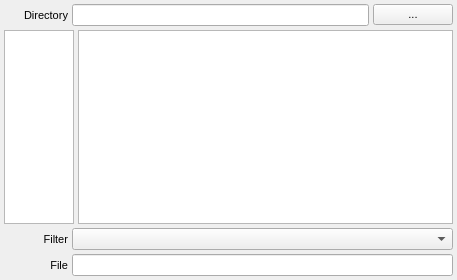
Before: the Qt Designer form src/gui/fileselectorwidget.ui in trisyoungs/aten, drawn with Qt 5.
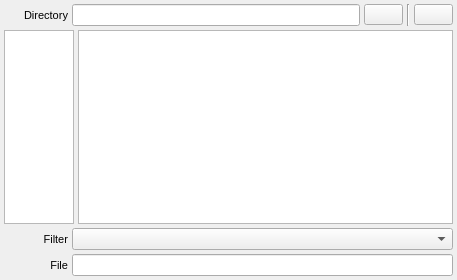
After: the same form once the commit is applied. Icons and pictures are not drawn.

Commit message: Fixed - Default index for zmap combo was not 'Auto'. Reorganised FilePliginInterface a little, making some members public (from protected). Updated xyz plugin common functions, passing parent interface to read routine so that its createAtom() function could be used. Updated FileSelectorWidget, updating widget when location text is changed, and adding cdUp and createDir buttons.

```diff
--- a/src/gui/fileselectorwidget.ui
+++ b/src/gui/fileselectorwidget.ui
@@ -62,18 +62,53 @@
       </widget>
      </item>
      <item>
-      <widget class="QLineEdit" name="DirectoryEdit"/>
-     </item>
-     <item>
-      <widget class="QPushButton" name="DirectoryBrowseButton">
+      <widget class="QLineEdit" name="DirectoryEdit">
        <property name="sizePolicy">
-        <sizepolicy hsizetype="Minimum" vsizetype="Fixed">
+        <sizepolicy hsizetype="Expanding" vsizetype="Fixed">
          <horstretch>0</horstretch>
          <verstretch>0</verstretch>
         </sizepolicy>
        </property>
+      </widget>
+     </item>
+     <item>
+      <widget class="QPushButton" name="DirectoryUpButton">
        <property name="text">
-        <string>...</string>
+        <string/>
+       </property>
+       <property name="icon">
+        <iconset resource="icons.qrc">
+         <normaloff>:/arrows/icons/arrow_up.svg</normaloff>:/arrows/icons/arrow_up.svg</iconset>
+       </property>
+       <property name="iconSize">
+        <size>
+         <width>20</width>
+         <height>20</height>
+        </size>
+       </property>
+      </widget>
+     </item>
+     <item>
+      <widget class="Line" name="line">
+       <property name="orientation">
+        <enum>Qt::Vertical</enum>
+       </property>
+      </widget>
+     </item>
+     <item>
+      <widget class="QPushButton" name="DirectoryCreateButton">
+       <property name="text">
+        <string/>
+       </property>
+       <property name="icon">
+        <iconset resource="icons.qrc">
+         <normaloff>:/file/icons/file_newdir.svg</normaloff>:/file/icons/file_newdir.svg</iconset>
+       </property>
+       <property name="iconSize">
+        <size>
+         <width>20</width>
+         <height>20</height>
+        </size>
        </property>
       </widget>
      </item>
```
Left out of the diff: 4 changed lines with no effect on the pictures. The commit also changes 11 other files.
